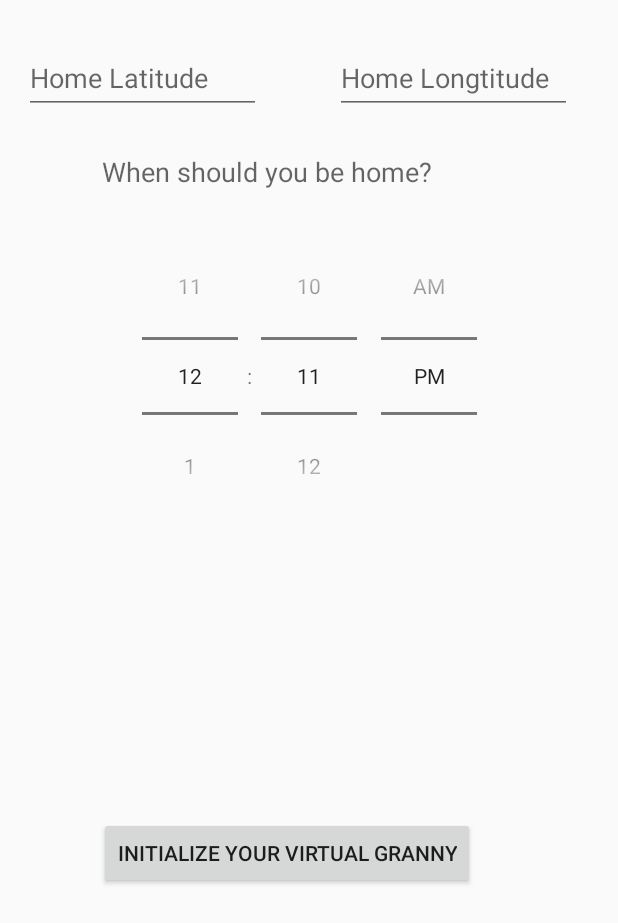
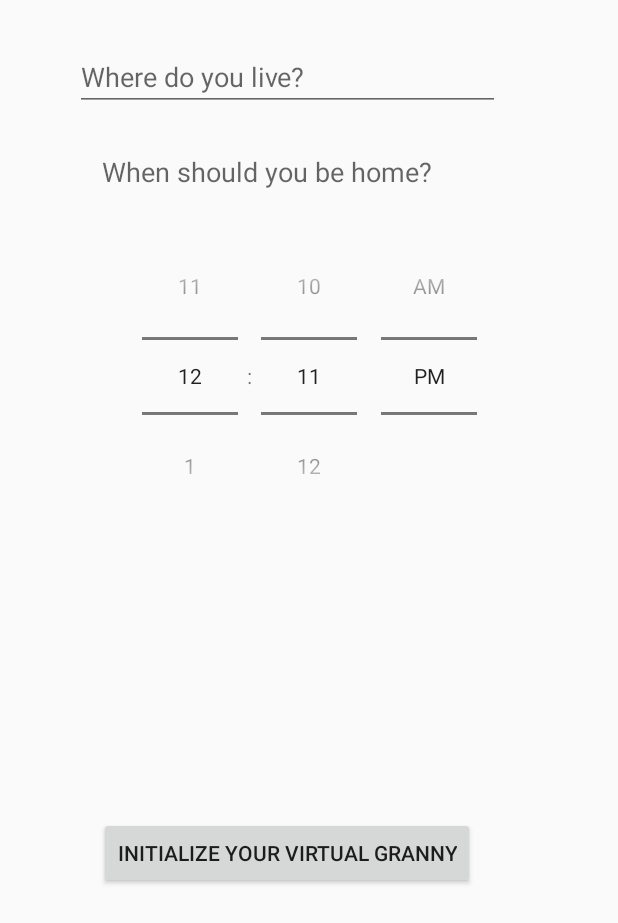
Before and after one commit to MingquanLiu/Granny, an Android app: the InitInfoActivity screen opened directly, with no data from a screen before it, on a phone screen of 412 x 824 dp. Shown: the top 923 px of the screen. Run offline under Robolectric (Android 15) with nearby library versions, the phone set to English and light mode, and no system bars; libraries missing offline, so code that uses them is left out: io.github.privacystreams.location; 2 statements that could not run were skipped.

Commit message:
change input back to string address; linear regression tested

```diff
--- a/app/src/main/java/com/example/mikel/granny/Data.java
+++ b/app/src/main/java/com/example/mikel/granny/Data.java
@@ -40,7 +40,7 @@ public class Data {
         this.address = "";
         this.isConnected = false;
         this.isscreenon = false;
-        this.batteryLevel = 100.0f;
+        this.batteryLevel = 10.0f;
         this.loudness = 0.0;
         batteryData = new LinkedList<BatteryTime>();
         this.batterySlope = 0.0;
@@ -79,6 +79,9 @@ public class Data {
         this.homeMinute = minute;
     }
 
+    public void setHomeAddress(String address){
+        this.address = address;
+    }
 
     public void setPosition(LatLon loc){
         location = loc;
@@ -185,7 +188,7 @@ public class Data {
             sumx2 += e.minuteOfTheDay * e.minuteOfTheDay;
         }
         batterySlope = (n*sumxy - sumx * sumy) / (n * sumx2 - sumx * sumx);
-        double intercept = (sumy - batterySlope * sumy) / n;
+        double intercept = (sumy - batterySlope * sumx) / n;
         batteryETA = - intercept / batterySlope;
     }
 
--- a/app/src/main/java/com/example/mikel/granny/DataProvider.java
+++ b/app/src/main/java/com/example/mikel/granny/DataProvider.java
@@ -23,7 +23,7 @@ import io.github.privacystreams.utils.Globals;
 
 public class DataProvider {
     private static final long DURATION = 10 * 1000; // 10 seconds
-    private static final long INTERVAL = 2 * 60 * 1000; // 2 minutes
+    private static final long INTERVAL = 1 * 30 * 1000; // 2 minutes
 
     private static int deviceStatusMask = 1+2+4+8+16;
     private Context context;
--- a/app/src/main/java/com/example/mikel/granny/InitInfoActivity.java
+++ b/app/src/main/java/com/example/mikel/granny/InitInfoActivity.java
@@ -24,20 +24,19 @@ public class InitInfoActivity extends FragmentActivity {
         super.onCreate(savedInstanceState);
         setContentView(R.layout.activity_get_init_info);
         final Button initialize = findViewById(R.id.initialize);
-//        final EditText addressField = findViewById(R.id.addressField);
-        final EditText homeLat = findViewById(R.id.homeLat);
-        final EditText homeLon = findViewById(R.id.homeLong);
+        final EditText addressField = findViewById(R.id.addressField);
+//        final EditText homeLat = findViewById(R.id.homeLat);
+//        final EditText homeLon = findViewById(R.id.homeLong);
         final TimePicker timePicker = findViewById(R.id.timePicker);
         initialize.setOnClickListener(new View.OnClickListener() {
             public void onClick(View v) {
-                data.setHomeLoc(Double.parseDouble(homeLat.getText().toString()), Double.parseDouble(homeLon.getText().toString()));
-//                data.setAddress(addressField.getText().toString());
+//                data.setHomeLoc(Double.parseDouble(homeLat.getText().toString()), Double.parseDouble(homeLon.getText().toString()));
+                data.setHomeAddress(addressField.getText().toString());
                 data.setHomeTime(timePicker.getCurrentHour(), timePicker.getCurrentMinute());
                 Log.e("InitInfoActivity: ", "get Address: " + data.getAddress() + "\t get home time: " +  data.getHomeHour() + ":" + data.getHomeMinute());
                 DataProvider dataProvider = new DataProvider(getApplicationContext());
                 dataProvider.createProviders();
-//                if (!data.getAddress().equals("")
-                if ((data.getHomeLat() != 0 || data.getHomeLon() != 0)
+                if (!data.getAddress().equals("")
                         && (data.getHomeHour() != 0 || data.getHomeMinute() != 0)){
                     finish();
                 }
--- a/app/src/main/java/com/example/mikel/granny/MainActivity.java
+++ b/app/src/main/java/com/example/mikel/granny/MainActivity.java
@@ -33,7 +33,7 @@ public class MainActivity extends AppCompatActivity {
                 NotificationControl controller = new NotificationControl(MainActivity.this);
                 controller.sendNotification("My notification", "Hello World!");
 //                sendNotification();
-//                startService(new Intent(MainActivity.this, ApplicationController.class));
+                startService(new Intent(MainActivity.this, ApplicationController.class));
 //                openWhatsappContact1(number);
 
 //                VibrateController vibrateController = new VibrateController(getApplicationContext());
--- a/app/src/main/res/layout/activity_get_init_info.xml
+++ b/app/src/main/res/layout/activity_get_init_info.xml
@@ -54,37 +54,23 @@
         android:layout_height="33dp"
         android:layout_marginEnd="54dp"
         android:layout_marginStart="54dp"
-        android:layout_marginTop="26dp"
+        android:layout_marginTop="28dp"
         android:text="When should you be home? "
         android:textAppearance="@style/TextAppearance.AppCompat.Display2"
         android:textSize="18sp"
         app:layout_constraintEnd_toEndOf="parent"
         app:layout_constraintStart_toStartOf="parent"
-        app:layout_constraintTop_toBottomOf="@+id/homeLong" />
+        app:layout_constraintTop_toBottomOf="@+id/addressField" />
 
     <EditText
-        android:id="@+id/homeLong"
-        android:layout_width="158dp"
-        android:layout_height="48dp"
-        android:layout_marginEnd="12dp"
-        android:layout_marginStart="30dp"
-        android:layout_marginTop="28dp"
+        android:id="@+id/addressField"
+        android:layout_width="283dp"
+        android:layout_height="44dp"
+        android:layout_marginStart="50dp"
+        android:layout_marginTop="30dp"
         android:ems="10"
-        android:hint="Home Longtitude"
-        android:inputType="numberDecimal"
-        app:layout_constraintEnd_toEndOf="parent"
-        app:layout_constraintStart_toEndOf="@+id/homeLat"
-        app:layout_constraintTop_toTopOf="parent" />
-
-    <EditText
-        android:id="@+id/homeLat"
-        android:layout_width="158dp"
-        android:layout_height="48dp"
-        android:layout_marginStart="16dp"
-        android:layout_marginTop="28dp"
-        android:ems="10"
-        android:hint="Home Latitude"
-        android:inputType="numberDecimal"
+        android:hint="Where do you live?"
+        android:inputType="textPostalAddress"
         app:layout_constraintStart_toStartOf="parent"
         app:layout_constraintTop_toTopOf="parent" />
 
```
